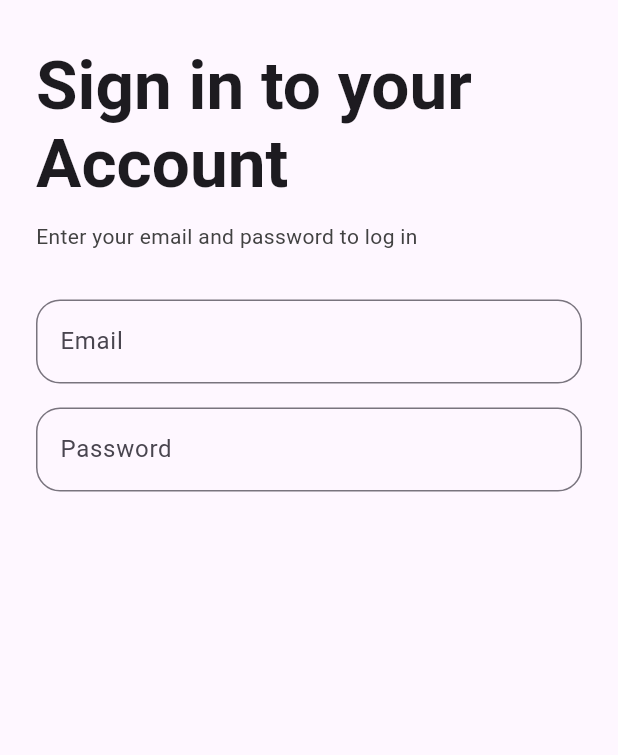
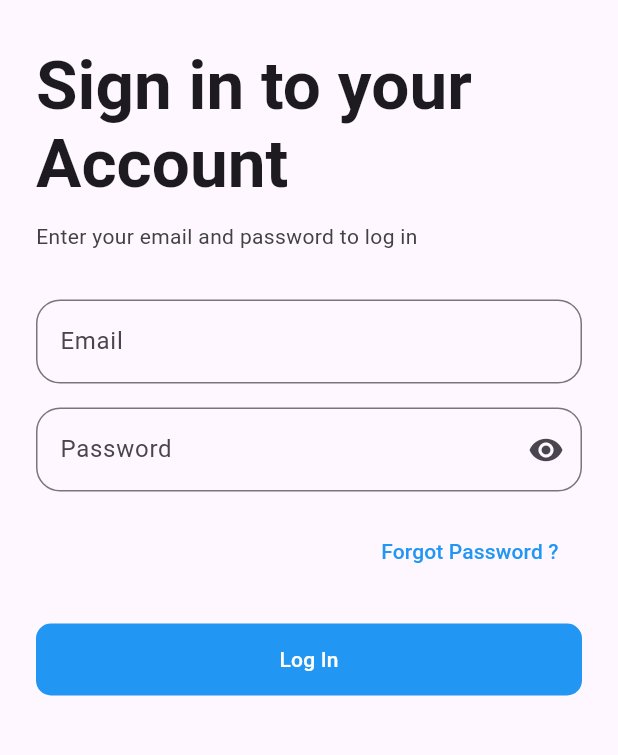
Before and after one commit to bahasorkun/login_register_demo, a Flutter app: the screen it shows after launch, on a phone screen of 412 x 824 dp, the part 83-838 px from its top. Run offline on Flutter 3.47's test engine with Material 3 defaults, Android fonts, the phone set to English and light mode, and no system bars.

Commit message:
password visibility off - on

```diff
--- a/lib/logins/login_verison_1.dart
+++ /dev/null
@@ -1,53 +0,0 @@
-import 'package:flutter/material.dart';
-
-class LoginVerison1 extends StatelessWidget {
-  const LoginVerison1({super.key});
-
-  @override
-  Widget build(BuildContext context) {
-    final theme = Theme.of(context);
-    return Scaffold(
-      appBar: AppBar(toolbarHeight: 12),
-      body: Padding(
-        padding: EdgeInsetsGeometry.all(24),
-        child: Column(
-          crossAxisAlignment: CrossAxisAlignment.start,
-          children: [
-            Image.asset("assets/logo_ipsum.png"),
-            SizedBox(height: 32),
-            Text(
-              "Sign in to your Account",
-              textAlign: TextAlign.left,
-              style: theme.textTheme.displayMedium?.copyWith(
-                fontWeight: FontWeight.bold,
-              ),
-            ),
-            SizedBox(height: 12),
-            Text(
-              "Enter your email and password to log in",
-              style: TextStyle(color: Colors.grey.shade800),
-            ),
-            SizedBox(height: 32),
-            TextField(
-              decoration: InputDecoration(
-                border: OutlineInputBorder(
-                  borderRadius: BorderRadius.circular(16),
-                ),
-                labelText: "Email",
-              ),
-            ),
-            SizedBox(height: 16),
-            TextField(
-              decoration: InputDecoration(
-                border: OutlineInputBorder(
-                  borderRadius: BorderRadius.circular(16),
-                ),
-                labelText: "Password",
-              ),
-            ),
-          ],
-        ),
-      ),
-    );
-  }
-}
--- /dev/null
+++ b/lib/logins/login_version_1.dart
@@ -0,0 +1,111 @@
+import 'package:flutter/material.dart';
+
+class LoginVersion1 extends StatefulWidget {
+  const LoginVersion1({super.key});
+
+  @override
+  State<LoginVersion1> createState() => _LoginVersion1State();
+}
+
+class _LoginVersion1State extends State<LoginVersion1> {
+  var _isObscured;
+
+  @override
+  void initState() {
+    // TODO: implement initState
+
+    _isObscured = true;
+  }
+
+  @override
+  Widget build(BuildContext context) {
+    final theme = Theme.of(context);
+    return Scaffold(
+      appBar: AppBar(toolbarHeight: 12),
+      body: Padding(
+        padding: EdgeInsetsGeometry.all(24),
+        child: Column(
+          crossAxisAlignment: CrossAxisAlignment.start,
+          children: [
+            Image.asset("assets/logo_ipsum.png"),
+            SizedBox(height: 32),
+            Text(
+              "Sign in to your Account",
+              textAlign: TextAlign.left,
+              style: theme.textTheme.displayMedium?.copyWith(
+                fontWeight: FontWeight.bold,
+              ),
+            ),
+            SizedBox(height: 12),
+            Text(
+              "Enter your email and password to log in",
+              style: TextStyle(color: Colors.grey.shade800),
+            ),
+            SizedBox(height: 32),
+            TextField(
+              decoration: InputDecoration(
+                border: OutlineInputBorder(
+                  borderRadius: BorderRadius.circular(16),
+                ),
+                labelText: "Email",
+              ),
+            ),
+            SizedBox(height: 16),
+            TextField(
+              obscureText: _isObscured,
+
+              decoration: InputDecoration(
+                border: OutlineInputBorder(
+                  borderRadius: BorderRadius.circular(16),
+                ),
+                suffixIcon: IconButton(
+                  onPressed: () {
+                    setState(() {
+                      _isObscured = !_isObscured;
+                    });
+                  },
+                  icon: _isObscured
+                      ? Icon(Icons.visibility)
+                      : Icon(Icons.visibility_off),
+                ),
+                labelText: "Password",
+              ),
+            ),
+            SizedBox(height: 16),
+            Row(
+              mainAxisAlignment: MainAxisAlignment.end,
+              children: [
+                TextButton(
+                  onPressed: () {},
+                  child: Text(
+                    "Forgot Password ? ",
+                    style: TextStyle(color: Colors.blue),
+                  ),
+                ),
+              ],
+            ),
+            SizedBox(height: 24),
+            Center(
+              child: SizedBox(
+                width: double.infinity,
+                height: 48,
+
+                child: FilledButton(
+                  style: FilledButton.styleFrom(
+                    backgroundColor: Colors.blue,
+                    shape: RoundedRectangleBorder(
+                      borderRadius: BorderRadiusGeometry.circular(10),
+                    ),
+                  ),
+                  onPressed: () {},
+                  child: Text("Log In"),
+                ),
+              ),
+            ),
+            SizedBox(height: 24),
+          ],
+        ),
+      ),
+    );
+  }
+}
--- a/lib/main.dart
+++ b/lib/main.dart
@@ -1,5 +1,5 @@
 import 'package:flutter/material.dart';
-import 'package:login_register_demo/logins/login_verison_1.dart';
+import 'package:login_register_demo/logins/login_version_1.dart';
 
 void main() => runApp(const MyApp());
 
@@ -11,7 +11,7 @@ class MyApp extends StatelessWidget {
     return MaterialApp(
       debugShowCheckedModeBanner: false,
       title: 'Login - Register Demos',
-      home: LoginVerison1(),
+      home: LoginVersion1(),
     );
   }
 }
```
